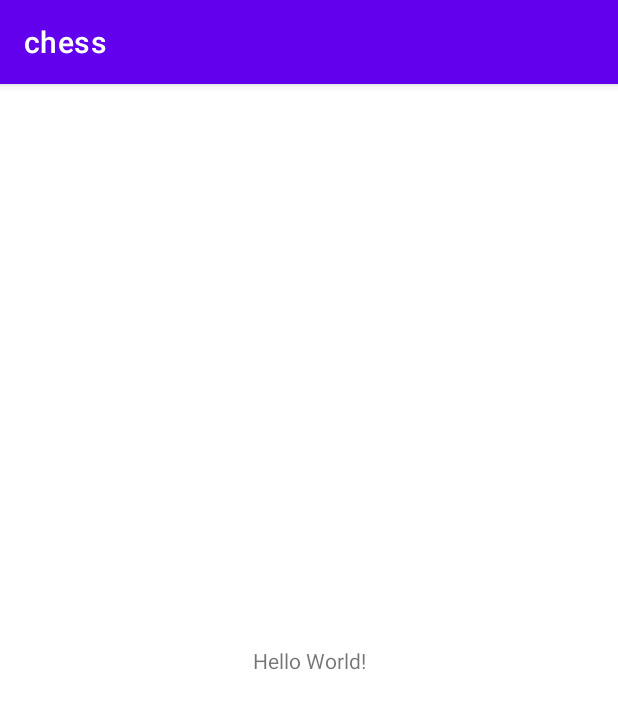
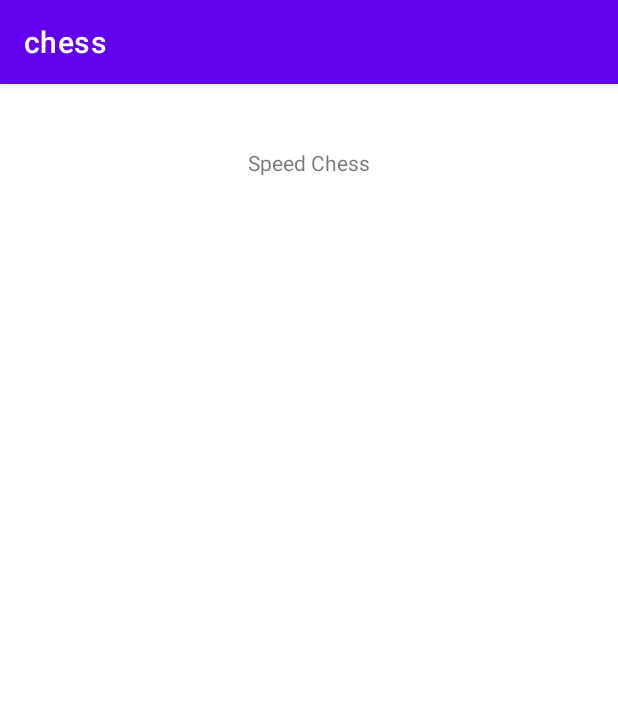
Before and after one commit to kimr314159/Android-Speed-Chess, an Android app: the screen it shows after launch (MainActivity), on a phone screen of 412 x 824 dp. Shown: the top 709 px of the screen. Run offline under Robolectric (Android 15) with nearby library versions, the phone set to English and light mode, and no system bars.

Commit message:
created grid system.

```diff
--- a/app/build.gradle
+++ b/app/build.gradle
@@ -33,6 +33,7 @@ dependencies {
     implementation 'androidx.appcompat:appcompat:1.3.0'
     implementation 'com.google.android.material:material:1.3.0'
     implementation 'androidx.constraintlayout:constraintlayout:2.0.4'
+    implementation 'androidx.gridlayout:gridlayout:1.0.0'
     testImplementation 'junit:junit:4.+'
     androidTestImplementation 'androidx.test.ext:junit:1.1.2'
     androidTestImplementation 'androidx.test.espresso:espresso-core:3.3.0'
--- a/app/src/main/res/layout/activity_main.xml
+++ b/app/src/main/res/layout/activity_main.xml
@@ -6,13 +6,46 @@
     android:layout_height="match_parent"
     tools:context=".MainActivity">
 
-    <TextView
-        android:layout_width="wrap_content"
-        android:layout_height="wrap_content"
-        android:text="Hello World!"
-        app:layout_constraintBottom_toBottomOf="parent"
-        app:layout_constraintLeft_toLeftOf="parent"
-        app:layout_constraintRight_toRightOf="parent"
-        app:layout_constraintTop_toTopOf="parent" />
+    <LinearLayout
+        android:layout_width="match_parent"
+        android:layout_height="match_parent"
+        android:orientation="vertical">
+
+        <LinearLayout
+            android:layout_width="match_parent"
+            android:layout_height="match_parent"
+            android:orientation="vertical">
+
+            <LinearLayout
+                android:layout_width="match_parent"
+                android:layout_height="105dp"
+                android:orientation="vertical">
+
+                <TextView
+                    android:id="@+id/textView"
+                    android:layout_width="match_parent"
+                    android:layout_height="match_parent"
+                    android:gravity="center"
+                    android:text="Speed Chess" />
+
+            </LinearLayout>
+
+            <LinearLayout
+                android:layout_width="match_parent"
+                android:layout_height="fill_parent"
+                android:orientation="vertical">
+
+                <androidx.gridlayout.widget.GridLayout
+                    android:layout_width="match_parent"
+                    android:layout_height="match_parent"
+                    app:columnCount="8"
+                    app:rowCount="8">
+
+                </androidx.gridlayout.widget.GridLayout>
+            </LinearLayout>
+
+        </LinearLayout>
+
+    </LinearLayout>
 
 </androidx.constraintlayout.widget.ConstraintLayout>
```
